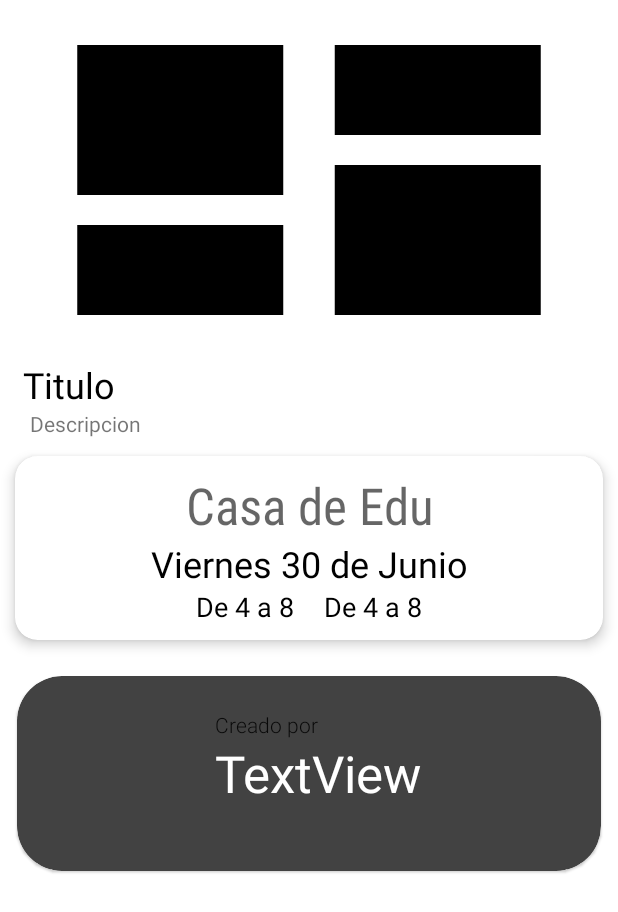
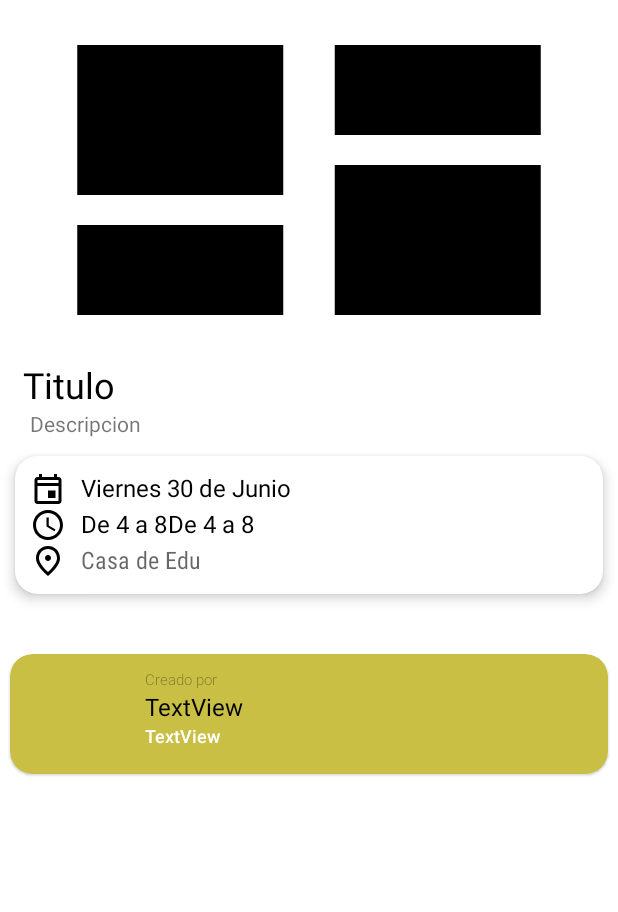
Before and after one commit to Zaexv/PlanItNow_Android, an Android app: the ViewPlanActivity screen opened directly, with no data from a screen before it, on a phone screen of 412 x 824 dp. Shown: the top 912 px of the screen. Run offline under Robolectric (Android 15) with nearby library versions, the phone set to English and light mode, and no system bars; our stand-ins replace navigation-ui; libraries missing offline, so code that uses them is left out: coil.api.load, com.graphql.models; pictures from the network do not load; 3 statements that could not run were skipped.

Commit message:
refactor: View Plans refactored for better view :)
Refactored the view plan views in order to make it more human-readable

```diff
--- a/app/src/main/java/com/planitnow/usecases/homefeed/HomeAdapter.kt
+++ b/app/src/main/java/com/planitnow/usecases/homefeed/HomeAdapter.kt
@@ -15,6 +15,9 @@ import coil.transform.RoundedCornersTransformation
 import com.planitnow.R
 import com.planitnow.usecases.viewplan.ViewPlanActivity
 import com.planitnow.usecases.viewplan.ViewPlanRouter
+import java.time.LocalDate
+import java.time.format.DateTimeFormatter
+import java.util.*
 
 
 class HomeAdapter(var homeViewModel: HomeViewModel) :
@@ -41,7 +44,9 @@ class HomeAdapter(var homeViewModel: HomeViewModel) :
         val initHour = plan.initHour.toString().subSequence(0, 5)
         val endHour = plan.endHour.toString().subSequence(0, 5)
         holder.binding.planHourTextView.text = "De $initHour a $endHour"
-        holder.binding.planDateTextView.text = plan.initDate.toString()
+        var parsedDate = LocalDate.parse(plan.initDate.toString(), DateTimeFormatter.ofPattern("yyyy-MM-dd"))
+        val fechaEspanol = DateTimeFormatter.ofPattern("EEEE, dd/MM/yyyy", Locale("es","ES"))
+        holder.binding.planDateTextView.text = fechaEspanol.format(parsedDate)
         holder.binding.planLocationTextView.text = plan.location
         holder.binding.planImageView.load(plan.urlPlanPicture) {
             placeholder(R.drawable.ic_launcher_foreground)
--- a/app/src/main/java/com/planitnow/usecases/notifications/NotificationsActivity.kt
+++ b/app/src/main/java/com/planitnow/usecases/notifications/NotificationsActivity.kt
@@ -42,4 +42,12 @@ class NotificationsActivity : AppCompatActivity() {
         setContentView(binding.root)
     }
 
+    override fun onResume() {
+        lifecycleScope.launchWhenResumed {
+            notificationsViewModel.refreshReceivedFriendRequests()
+            notificationsAdapter.notifyDataSetChanged()
+        }
+        super.onResume()
+    }
+
 }
--- a/app/src/main/java/com/planitnow/usecases/viewplan/ViewPlanActivity.kt
+++ b/app/src/main/java/com/planitnow/usecases/viewplan/ViewPlanActivity.kt
@@ -22,6 +22,10 @@ import com.planitnow.model.session.Session
 import com.planitnow.usecases.login.LoginViewModel
 import com.planitnow.usecases.mainactivity.MainActivityRouter
 import kotlinx.coroutines.runBlocking
+import java.text.SimpleDateFormat
+import java.time.LocalDate
+import java.time.format.DateTimeFormatter
+import java.util.*
 
 class ViewPlanActivity : AppCompatActivity() {
 
@@ -76,14 +80,20 @@ class ViewPlanActivity : AppCompatActivity() {
         binding.viewPlanTitle.text = detailedPlan.title
         binding.viewPlanDescription.text = detailedPlan.description
         binding.viewPlanLocation.text = detailedPlan.location
-        binding.viewPlanDate.text = detailedPlan.initDate.toString()
-        binding.viewPlanInitHour.text = detailedPlan.initHour.toString().subSequence(0, 5)
-        binding.viewPlanEndHour.text = detailedPlan.endHour.toString().subSequence(0, 5)
+        var parsedDate = LocalDate.parse(detailedPlan.initDate.toString(), DateTimeFormatter.ofPattern("yyyy-MM-dd"))
+        val fechaEspanol = DateTimeFormatter.ofPattern("EEEE, dd/MMMM/yyyy", Locale("es","ES"))
+        binding.viewPlanDate.text = fechaEspanol.format(parsedDate)
+        val initHour = detailedPlan.initHour.toString().subSequence(0, 5)
+        val endHour = detailedPlan.endHour.toString().subSequence(0, 5)
+        binding.viewPlanInitHour.text = "De $initHour"
+        binding.viewPlanEndHour.text = " a $endHour"
         binding.viewPlanImage.load(detailedPlan.urlPlanPicture) {
             placeholder(R.drawable.ic_launcher_foreground)
         }
-        binding.viewPlanOwnerName.text = detailedPlan.owner.username
-        binding.viewPlanOwnerProfilePicture.load("https://streammentor.com/wp-content/uploads/2020/12/output-onlinepngtools9.png") {
+
+        binding.viewPlanOwnerPublicName.text = detailedPlan.owner.userProfile!!.publicUsername
+        binding.viewPlanOwnerName.text = "@"+detailedPlan.owner.username
+        binding.viewPlanOwnerProfilePicture.load(detailedPlan.owner.userProfile!!.urlProfilePicture) {
             placeholder(R.drawable.ic_home_black_24dp)
             transformations(CircleCropTransformation())
         }
--- /dev/null
+++ b/app/src/main/res/drawable/ic_clock_black_24dp.xml
@@ -0,0 +1,9 @@
+<vector xmlns:android="http://schemas.android.com/apk/res/android"
+    android:width="24dp"
+    android:height="24dp"
+    android:viewportWidth="24"
+    android:viewportHeight="24">
+  <path
+      android:pathData="M11.99,2C6.47,2 2,6.48 2,12s4.47,10 9.99,10C17.52,22 22,17.52 22,12S17.52,2 11.99,2zM12,20c-4.42,0 -8,-3.58 -8,-8s3.58,-8 8,-8 8,3.58 8,8 -3.58,8 -8,8zM12.5,7L11,7v6l5.25,3.15 0.75,-1.23 -4.5,-2.67z"
+      android:fillColor="#000000"/>
+</vector>
--- /dev/null
+++ b/app/src/main/res/drawable/ic_event_black_24dp.xml
@@ -0,0 +1,9 @@
+<vector xmlns:android="http://schemas.android.com/apk/res/android"
+    android:width="24dp"
+    android:height="24dp"
+    android:viewportWidth="24"
+    android:viewportHeight="24">
+  <path
+      android:pathData="M19,4h-1L18,2h-2v2L8,4L8,2L6,2v2L5,4c-1.11,0 -1.99,0.9 -1.99,2L3,20c0,1.1 0.89,2 2,2h14c1.1,0 2,-0.9 2,-2L21,6c0,-1.1 -0.9,-2 -2,-2zM19,20L5,20L5,10h14v10zM19,8L5,8L5,6h14v2zM12,13h5v5h-5z"
+      android:fillColor="#000000"/>
+</vector>
--- /dev/null
+++ b/app/src/main/res/drawable/ic_place_black_24dp.xml
@@ -0,0 +1,9 @@
+<vector xmlns:android="http://schemas.android.com/apk/res/android"
+    android:width="24dp"
+    android:height="24dp"
+    android:viewportWidth="24"
+    android:viewportHeight="24">
+  <path
+      android:pathData="M12,12c-1.1,0 -2,-0.9 -2,-2s0.9,-2 2,-2 2,0.9 2,2 -0.9,2 -2,2zM18,10.2C18,6.57 15.35,4 12,4s-6,2.57 -6,6.2c0,2.34 1.95,5.44 6,9.14 4.05,-3.7 6,-6.8 6,-9.14zM12,2c4.2,0 8,3.22 8,8.2 0,3.32 -2.67,7.25 -8,11.8 -5.33,-4.55 -8,-8.48 -8,-11.8C4,5.22 7.8,2 12,2z"
+      android:fillColor="#000000"/>
+</vector>
--- a/app/src/main/res/layout/activity_view_plan.xml
+++ b/app/src/main/res/layout/activity_view_plan.xml
@@ -59,53 +59,63 @@
                 android:orientation="vertical">
 
                 <TextView
-                    android:id="@+id/view_plan_location"
-                    android:layout_width="match_parent"
-                    android:layout_height="wrap_content"
-                    android:fontFamily="sans-serif-condensed"
-                    android:text="Casa de Edu"
-                    android:textAlignment="center"
-                    android:textAppearance="@style/TextAppearance.AppCompat.Display1" />
-
-                <TextView
                     android:id="@+id/view_plan_date"
                     android:layout_width="match_parent"
                     android:layout_height="wrap_content"
+                    android:drawableLeft="@drawable/ic_event_black_24dp"
+                    android:drawablePadding="10dp"
                     android:text="Viernes 30 de Junio"
-                    android:textAlignment="center"
+                    android:textAlignment="viewStart"
                     android:textAppearance="@style/TextAppearance.AppCompat.Display1"
                     android:textColor="@color/black"
-                    android:textSize="24sp" />
+                    android:textSize="16sp" />
 
                 <LinearLayout
                     android:layout_width="match_parent"
                     android:layout_height="match_parent"
-                    android:gravity="center_horizontal"
                     android:orientation="horizontal">
 
                     <TextView
                         android:id="@+id/view_plan_initHour"
                         android:layout_width="wrap_content"
                         android:layout_height="wrap_content"
-                        android:layout_marginHorizontal="10dp"
+                        android:drawableLeft="@drawable/ic_clock_black_24dp"
+                        android:drawablePadding="10dp"
                         android:text="De 4 a 8"
                         android:textAlignment="center"
                         android:textColor="@color/black"
-                        android:textSize="18sp" />
+                        android:textSize="16sp"
+                        app:drawableLeftCompat="@drawable/ic_clock_black_24dp" />
 
                     <TextView
                         android:id="@+id/view_plan_endHour"
                         android:layout_width="wrap_content"
                         android:layout_height="wrap_content"
-                        android:layout_marginHorizontal="10dp"
                         android:text="De 4 a 8"
                         android:textAlignment="center"
                         android:textColor="@color/black"
-                        android:textSize="18sp" />
+                        android:textSize="16sp" />
+
                 </LinearLayout>
+
+                <TextView
+                    android:id="@+id/view_plan_location"
+                    android:layout_width="match_parent"
+                    android:layout_height="wrap_content"
+                    android:drawableLeft="@drawable/ic_place_black_24dp"
+                    android:drawablePadding="10dp"
+                    android:fontFamily="sans-serif-condensed"
+                    android:text="Casa de Edu"
+                    android:textAlignment="viewStart"
+                    android:textAppearance="@style/TextAppearance.AppCompat.Display1"
+                    android:textSize="16sp" />
             </LinearLayout>
 
         </androidx.cardview.widget.CardView>
+
+        <Space
+            android:layout_width="match_parent"
+            android:layout_height="20dp" />
 
         <androidx.cardview.widget.CardView
 
@@ -115,38 +125,38 @@
             android:animateLayoutChanges="true"
             android:clipToPadding="true"
             android:paddingEnd="10dp"
-            app:cardBackgroundColor="@color/cardview_dark_background"
-            app:cardCornerRadius="30dp"
+            app:cardBackgroundColor="@color/yellow_secondary_dark"
+            app:cardCornerRadius="15dp"
             app:cardElevation="1dp"
             app:cardPreventCornerOverlap="true"
             app:cardUseCompatPadding="true"
             app:contentPadding="10dp">
 
             <androidx.constraintlayout.widget.ConstraintLayout
-                android:layout_width="350dp"
-                android:layout_height="110dp">
+                android:layout_width="match_parent"
+                android:layout_height="wrap_content">
 
                 <ImageView
                     android:id="@+id/view_plan_owner_profile_picture"
-                    android:layout_width="90dp"
-                    android:layout_height="90dp"
-                    android:layout_marginStart="16dp"
+                    android:layout_width="60dp"
+                    android:layout_height="60dp"
+                    android:layout_marginStart="4dp"
                     android:paddingStart="0dp"
                     app:layout_constraintBottom_toBottomOf="parent"
                     app:layout_constraintStart_toStartOf="parent"
                     app:layout_constraintTop_toTopOf="parent"
+                    app:layout_constraintVertical_bias="0.1"
                     tools:srcCompat="@tools:sample/avatars" />
 
                 <LinearLayout
                     android:layout_width="wrap_content"
                     android:layout_height="wrap_content"
                     android:layout_marginStart="16dp"
-                    android:layout_marginTop="30dp"
-                    android:layout_marginBottom="50dp"
                     android:orientation="vertical"
                     app:layout_constraintBottom_toBottomOf="parent"
                     app:layout_constraintStart_toEndOf="@id/view_plan_owner_profile_picture"
-                    app:layout_constraintTop_toTopOf="parent">
+                    app:layout_constraintTop_toTopOf="parent"
+                    app:layout_constraintVertical_bias="0.0">
 
                     <TextView
                         android:id="@+id/view_plan_created_by_text"
@@ -155,15 +165,26 @@
                         android:fontFamily="sans-serif-light"
                         android:text="@string/created_by"
                         android:textAppearance="@style/TextAppearance.AppCompat.Body1"
-                        android:textColor="@color/material_on_primary_emphasis_high_type" />
+                        android:textColor="@color/material_on_primary_disabled"
+                        android:textSize="10sp" />
+
+                    <TextView
+                        android:id="@+id/view_plan_owner_public_name"
+                        android:layout_width="match_parent"
+                        android:layout_height="wrap_content"
+                        android:text="TextView"
+                        android:textAppearance="@style/TextAppearance.AppCompat.Display1"
+                        android:textColor="@color/black"
+                        android:textSize="16sp" />
 
                     <TextView
                         android:id="@+id/view_plan_owner_name"
                         android:layout_width="match_parent"
                         android:layout_height="wrap_content"
                         android:text="TextView"
-                        android:textAppearance="@style/TextAppearance.AppCompat.Display1"
-                        android:textColor="@color/white" />
+                        android:textAppearance="@style/TextAppearance.AppCompat.Body2"
+                        android:textColor="@android:color/background_light"
+                        android:textSize="12sp" />
                 </LinearLayout>
             </androidx.constraintlayout.widget.ConstraintLayout>
         </androidx.cardview.widget.CardView>
--- /dev/null
+++ b/app/src/main/res/menu/search_menu.xml
@@ -0,0 +1,9 @@
+<?xml version="1.0" encoding="utf-8"?>
+<menu xmlns:android="http://schemas.android.com/apk/res/android"
+    xmlns:app="http://schemas.android.com/apk/res-auto">
+    <item
+        android:id="@+id/action_search"
+        android:title="@string/title_search"
+        app:actionViewClass="android.widget.SearchView"
+        app:showAsAction="always"/>
+</menu>
```
Also changed, not shown: 1 other file.
